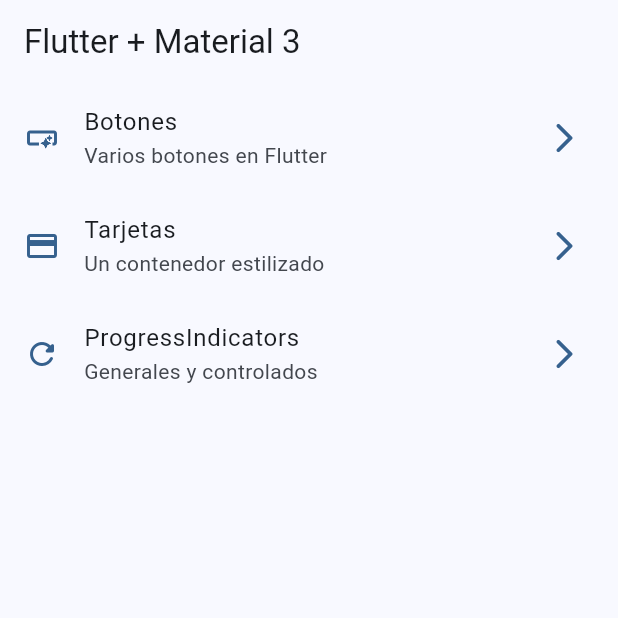
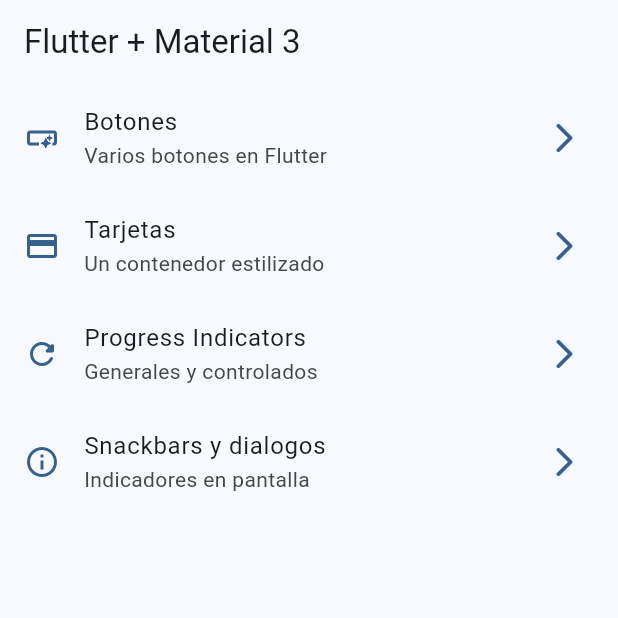
Before and after one commit to luis-bzk/widgets-app, a Flutter app: the screen it shows after launch, on a phone screen of 412 x 824 dp, the top half of it. Run offline on Flutter 3.47's test engine with Material 2 defaults, Android fonts, the phone set to English and light mode, and no system bars; our stand-ins replace go_router.

Commit message:
snackbar && dialogs

```diff
--- a/lib/config/menu/menu_items.dart
+++ b/lib/config/menu/menu_items.dart
@@ -25,8 +25,13 @@ const appMenuItems = <MenuItem>[
       link: '/cards',
       icon: Icons.credit_card),
   MenuItem(
-      title: 'ProgressIndicators',
+      title: 'Progress Indicators',
       subTitle: 'Generales y controlados',
       link: '/progress',
       icon: Icons.refresh_rounded),
+  MenuItem(
+      title: 'Snackbars y dialogos',
+      subTitle: 'Indicadores en pantalla',
+      link: '/snackbars',
+      icon: Icons.info_outline),
 ];
--- a/lib/config/router/app_router.dart
+++ b/lib/config/router/app_router.dart
@@ -25,5 +25,10 @@ final appRouter = GoRouter(
       name: ProgressScreen.name,
       builder: (context, state) => const ProgressScreen(),
     ),
+    GoRoute(
+      path: '/snackbars',
+      name: SnackbarScreen.name,
+      builder: (context, state) => const SnackbarScreen(),
+    ),
   ],
 );
--- a/lib/main.dart
+++ b/lib/main.dart
@@ -13,6 +13,7 @@ class MyApp extends StatelessWidget {
   @override
   Widget build(BuildContext context) {
     return MaterialApp.router(
+      title: "Flutter Widgets App",
       routerConfig: appRouter,
       debugShowCheckedModeBanner: false,
       theme: AppTheme(selectedColor: 0).getTheme(),
```
Also changed, not shown: lib/presentation/screens/snackbar/snackbar_screen.dart (+51 -2 lines).
